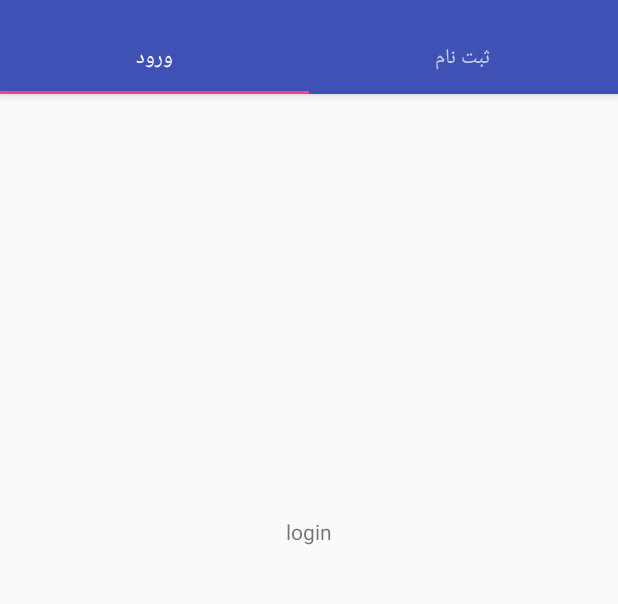
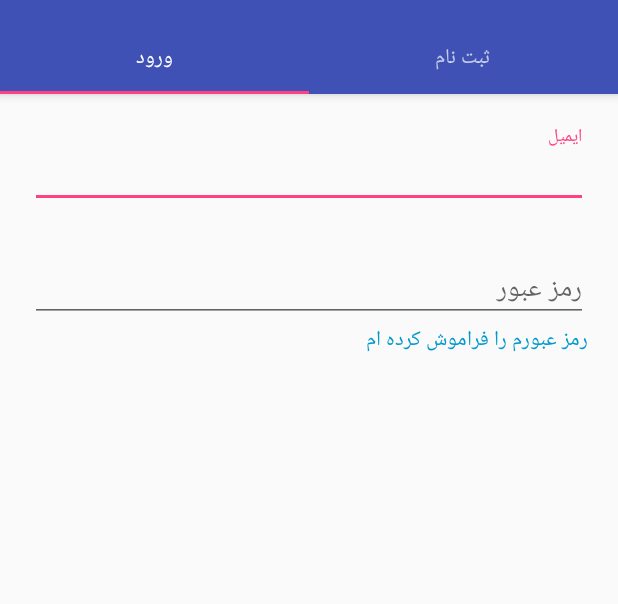
Before and after one commit to LinkerpadStartup/Linkerpad-phase0-, an Android app: the screen it shows after launch (MainActivity), on a phone screen of 412 x 824 dp, the part 86-690 px from its top. Run offline under Robolectric (Android 15) with nearby library versions, the light colour scheme and no system bars.

Commit message:
login xml designed

```diff
--- a/app/src/main/res/layout/activity_main.xml
+++ b/app/src/main/res/layout/activity_main.xml
@@ -1,9 +1,10 @@
 <?xml version="1.0" encoding="utf-8"?>
-<android.support.constraint.ConstraintLayout xmlns:android="http://schemas.android.com/apk/res/android"
+<LinearLayout xmlns:android="http://schemas.android.com/apk/res/android"
     xmlns:app="http://schemas.android.com/apk/res-auto"
     xmlns:tools="http://schemas.android.com/tools"
     android:layout_width="match_parent"
     android:layout_height="match_parent"
+    android:orientation="vertical"
     tools:context="com.linkerpad.linkerpad.MainActivity">
 
 
@@ -31,23 +32,6 @@
             android:layout_width="match_parent"
             android:layout_height="wrap_content">
 
-            <android.support.design.widget.TabItem
-                android:id="@+id/tabItem"
-                android:layout_width="wrap_content"
-                android:layout_height="wrap_content"
-                android:text="som2" />
-
-            <android.support.design.widget.TabItem
-                android:id="@+id/tabItem2"
-                android:layout_width="wrap_content"
-                android:layout_height="wrap_content"
-                android:text="som3" />
-
-            <android.support.design.widget.TabItem
-                android:id="@+id/tabItem3"
-                android:layout_width="wrap_content"
-                android:layout_height="wrap_content"
-                android:text="som4" />
 
         </android.support.design.widget.TabLayout>
     </android.support.design.widget.AppBarLayout>
@@ -59,4 +43,4 @@
         app:layout_behavior="@string/appbar_scrolling_view_behavior" />
 
 
-</android.support.constraint.ConstraintLayout>
+</LinearLayout>
--- a/app/src/main/res/layout/login_fragment_layout.xml
+++ b/app/src/main/res/layout/login_fragment_layout.xml
@@ -1,13 +1,44 @@
 <?xml version="1.0" encoding="utf-8"?>
-<RelativeLayout xmlns:android="http://schemas.android.com/apk/res/android"
+<LinearLayout xmlns:android="http://schemas.android.com/apk/res/android"
     android:layout_width="match_parent"
-    android:layout_height="match_parent">
+    android:layout_height="match_parent"
+    android:orientation="vertical"
+    xmlns:app="http://schemas.android.com/apk/res-auto">
+<android.support.design.widget.TextInputLayout
+    android:layout_width="match_parent"
+    android:id="@+id/inputLayoutEmail"
+    android:layout_height="wrap_content"
+    android:layout_centerInParent="true"
+    android:layout_margin="20dp">
+    <EditText
+        android:layout_width="match_parent"
+        android:layout_height="wrap_content"
+        android:hint="ایمیل"
+        android:id="@+id/emailEdt"
+        android:inputType="textEmailAddress"/>
+</android.support.design.widget.TextInputLayout>
+
+    <android.support.design.widget.TextInputLayout
+        android:layout_width="match_parent"
+        android:id="@+id/inputLayoutEmail2"
+        android:layout_height="wrap_content"
+        android:layout_alignParentBottom="true"
+        android:layout_marginLeft="20dp"
+        android:layout_marginRight="20dp">
+        <EditText
+            android:layout_width="match_parent"
+            android:layout_height="wrap_content"
+            android:id="@+id/emailEdt2"
+            android:hint="رمز عبور"
+            android:inputType="textEmailAddress" />
+    </android.support.design.widget.TextInputLayout>
 
     <TextView
         android:layout_width="match_parent"
         android:layout_height="wrap_content"
-        android:layout_centerInParent="true"
-android:gravity="center"
-        android:text="login" />
-
-</RelativeLayout>
+        android:layout_marginLeft="20dp"
+        android:layout_marginRight="20dp"
+        android:clickable="true"
+        android:text="رمز عبورم را فراموش کرده ام"
+        android:textColor="@android:color/holo_blue_dark" />
+</LinearLayout>
```
